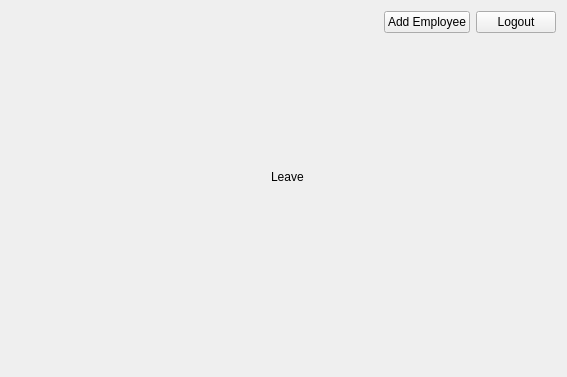
Above: adminwidget.ui from mujeeb11503051/ClinicTimeManager before the change. Below: the same form after it.
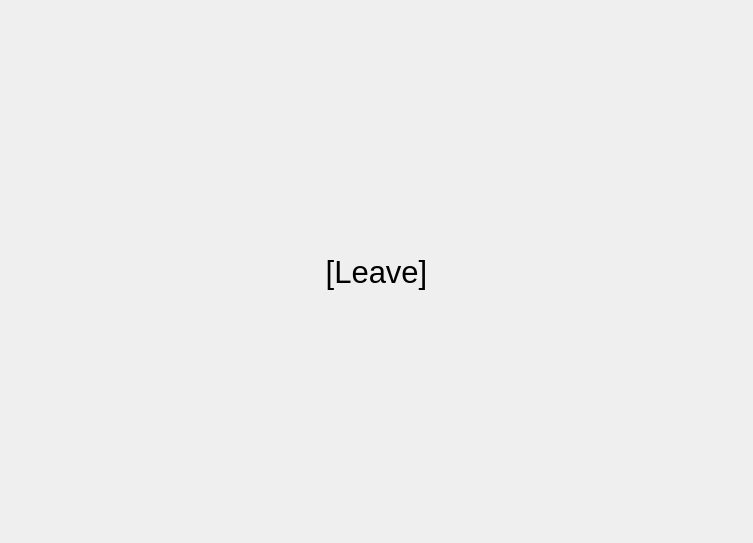
That is the form after the change. The open tabs and pages were chosen to show the change.

Commit message: Fix AdminWidget: removed the Logout button from the admin page, Cleaned the adminStackedWidget

```diff
--- a/adminwidget.ui
+++ b/adminwidget.ui
@@ -6,47 +6,26 @@
    <rect>
     <x>0</x>
     <y>0</y>
-    <width>567</width>
-    <height>377</height>
+    <width>753</width>
+    <height>543</height>
    </rect>
   </property>
+  <property name="font">
+   <font>
+    <pointsize>23</pointsize>
+   </font>
+  </property>
   <property name="windowTitle">
    <string>Form</string>
   </property>
   <layout class="QVBoxLayout" name="verticalLayout">
    <item>
-    <layout class="QHBoxLayout" name="horizontalLayout">
-     <item>
-      <spacer name="horizontalSpacer">
-       <property name="orientation">
-        <enum>Qt::Orientation::Horizontal</enum>
-       </property>
-       <property name="sizeHint" stdset="0">
-        <size>
-         <width>40</width>
-         <height>20</height>
-        </size>
-       </property>
-      </spacer>
-     </item>
-     <item>
-      <widget class="QPushButton" name="btnAddEmployee">
-       <property name="text">
-        <string>Add Employee</string>
-       </property>
-      </widget>
-     </item>
-     <item>
-      <widget class="QPushButton" name="btnLogout">
-       <property name="text">
-        <string>Logout</string>
-       </property>
-      </widget>
-     </item>
-    </layout>
-   </item>
-   <item>
-    <widget class="QStackedWidget" name="adminStackedWidget">
+    <widget class="QStackedWidget" name="AdminStackedWidget">
+     <property name="font">
+      <font>
+       <pointsize>23</pointsize>
+      </font>
+     </property>
      <property name="currentIndex">
       <number>3</number>
      </property>
@@ -96,19 +75,23 @@
       </widget>
      </widget>
      <widget class="QWidget" name="Leave">
-      <widget class="QLabel" name="label_4">
-       <property name="geometry">
-        <rect>
-         <x>260</x>
-         <y>130</y>
-         <width>49</width>
-         <height>16</height>
-        </rect>
-       </property>
-       <property name="text">
-        <string>Leave</string>
-       </property>
-      </widget>
+      <layout class="QVBoxLayout" name="verticalLayout_2">
+       <item>
+        <widget class="QLabel" name="PlaceholderText_3">
+         <property name="font">
+          <font>
+           <pointsize>23</pointsize>
+          </font>
+         </property>
+         <property name="text">
+          <string>[Leave]</string>
+         </property>
+         <property name="alignment">
+          <set>Qt::AlignmentFlag::AlignCenter</set>
+         </property>
+        </widget>
+       </item>
+      </layout>
      </widget>
     </widget>
    </item>
```
Left out of the diff: 77 changed lines with no effect on the pictures.
